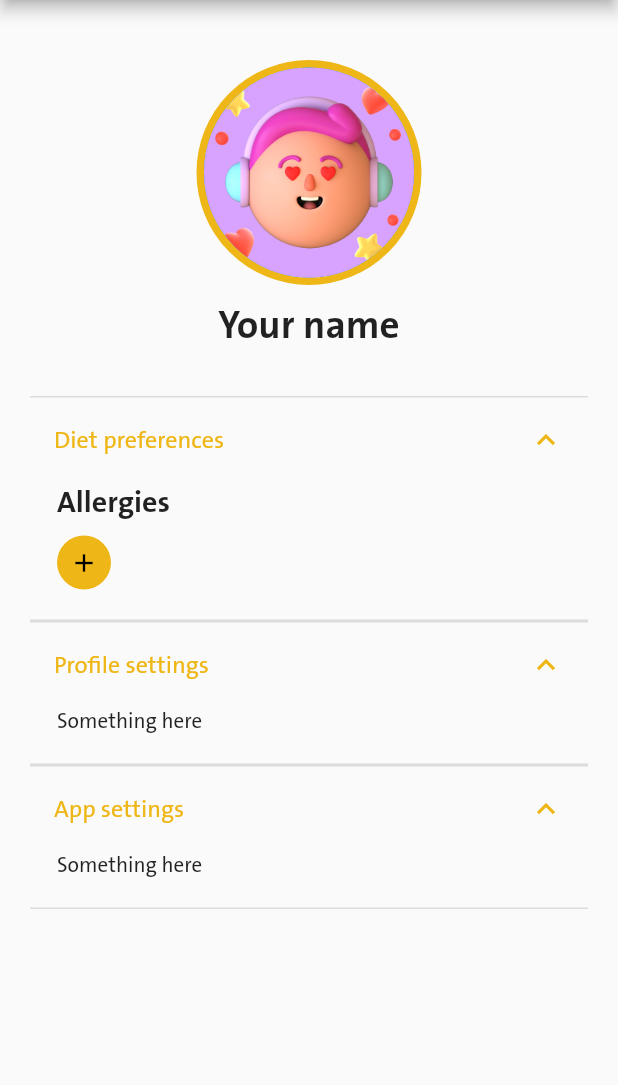
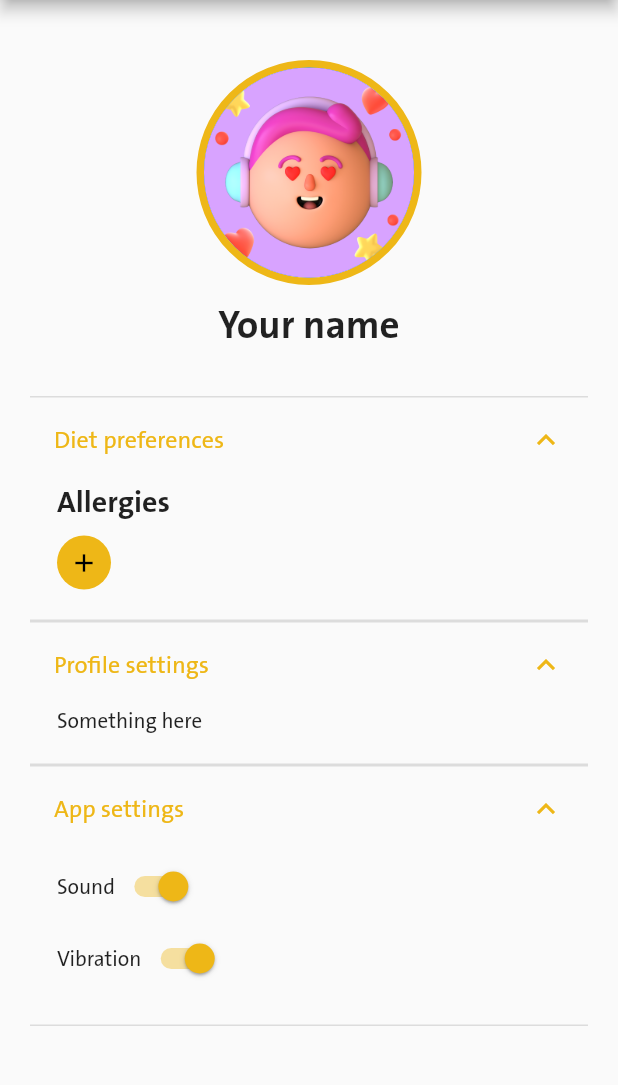
Before and after one commit to EditaAnomaly/S7-ASM-Jumbo-project, a Flutter app: the ProfilePage screen opened directly, after a tap on "Diet preferences", after a tap on "Profile settings", after a tap on "App settings", on a phone screen of 412 x 824 dp, the part 84-1169 px from its top. Run offline on Flutter 3.47's test engine with Material 2 defaults, Android fonts, the phone set to English and light mode, and no system bars; our stand-ins replace audioplayers, firebase_core, firebase_database, flutter_bloc, sliding_up_panel; missing offline and left inert: arkit_plugin, fast_barcode_scanner, flutter_vibrate; accounts and stored records are empty; statements that could not run were skipped.

Commit message:
Settings
sound and vibration switches

```diff
--- a/lib/main.dart
+++ b/lib/main.dart
@@ -1,7 +1,6 @@
 import 'package:flutter/material.dart';
 import 'dart:io' show Platform;
 import 'package:flutter_bloc/flutter_bloc.dart';
-import 'package:jumbo_app_flutter/pages/arkit_page.dart';
 import 'cubit/bottom_nav_cubit.dart';
 import 'pages/basket_page.dart';
 import 'pages/catalogue_page.dart';
--- a/lib/pages/profile_page.dart
+++ b/lib/pages/profile_page.dart
@@ -1,4 +1,5 @@
 import 'package:flutter/material.dart';
+import 'package:jumbo_app_flutter/services/settings.service.dart';
 import 'package:jumbo_app_flutter/widgets/preferences/preference_selector.dart';
 import 'package:jumbo_app_flutter/widgets/appbar.dart';
 
@@ -72,9 +73,8 @@ class _CollapseTileState extends State<CollapseTile> {
   Widget build(BuildContext context) {
     return Expanded(
       child: SingleChildScrollView(
-        child: Column(
-          children: const <Widget>[
-            ExpansionTile(
+        child: Column(children: <Widget>[
+          const ExpansionTile(
             textColor: Color(0xffEEB717),
             iconColor: Color(0xffEEB717),
             collapsedTextColor: Colors.black,
@@ -84,7 +84,7 @@ class _CollapseTileState extends State<CollapseTile> {
             title: Text('Diet preferences'),
             children: [PreferenceSelector()],
           ),
-            ExpansionTile(
+          const ExpansionTile(
             textColor: Color(0xffEEB717),
             iconColor: Color(0xffEEB717),
             collapsedTextColor: Colors.black,
@@ -95,18 +95,45 @@ class _CollapseTileState extends State<CollapseTile> {
             children: [Text("Something here")],
           ),
           ExpansionTile(
-              textColor: Color(0xffEEB717),
-              iconColor: Color(0xffEEB717),
+            textColor: const Color(0xffEEB717),
+            iconColor: const Color(0xffEEB717),
             collapsedTextColor: Colors.black,
             collapsedIconColor: Colors.black,
             expandedAlignment: Alignment.centerLeft,
-              childrenPadding: EdgeInsets.only(left: 18.0, bottom: 20),
-              title: Text('App settings'),
-              children: [Text("Something here")],
-            ),
+            childrenPadding: const EdgeInsets.only(left: 18.0, bottom: 20),
+            title: const Text('App settings'),
+            children: [
+              Row(children: [
+                const Text("Sound"),
+                buildSoundSwitch(),
+              ]),
+              Row(children: [const Text("Vibration"), buildVibrationSwitch()])
             ],
           ),
+        ]),
       ),
     );
   }
+
+  Widget buildSoundSwitch() => Transform.scale(
+        scale: 1,
+        child: Switch.adaptive(
+          activeColor: const Color(0xffEEB717),
+          activeTrackColor: const Color(0xffEEB717).withOpacity(0.4),
+          value: SettingsService.isSoundOn,
+          onChanged: (value) =>
+              setState(() => SettingsService.isSoundOn = value),
+        ),
+      );
+
+  Widget buildVibrationSwitch() => Transform.scale(
+        scale: 1,
+        child: Switch.adaptive(
+          activeColor: const Color(0xffEEB717),
+          activeTrackColor: const Color(0xffEEB717).withOpacity(0.4),
+          value: SettingsService.isVibrationOn,
+          onChanged: (value) =>
+              setState(() => SettingsService.isVibrationOn = value),
+        ),
+      );
 }
--- /dev/null
+++ b/lib/services/settings.service.dart
@@ -0,0 +1,4 @@
+class SettingsService {
+  static bool isSoundOn = true;
+  static bool isVibrationOn = true;
+}
--- a/lib/widgets/basket/basket_panel.dart
+++ b/lib/widgets/basket/basket_panel.dart
@@ -41,7 +41,7 @@ class BasketPanel extends StatelessWidget {
             child: SliderIndicator(),
           ),
           if (Basket.items.isEmpty) ...[
-            EmptyBasket(),
+            const EmptyBasket(),
           ] else ...[
             Expanded(
               child: BasketList(
--- a/lib/widgets/products/empty_basket.dart
+++ b/lib/widgets/products/empty_basket.dart
@@ -3,6 +3,8 @@ import 'package:flutter/material.dart';
 // import 'package:jumbo_app_flutter/widgets/products/basket_item_cell.dart';
 
 class EmptyBasket extends StatefulWidget {
+  const EmptyBasket({super.key});
+
   @override
   State<StatefulWidget> createState() => _EmptyBasketState();
 }
```
Also changed, not shown: lib/pages/basket_page.dart (+13 -0 lines), lib/widgets/basket/barcode_scanner.dart (+0 -19 lines), lib/widgets/preferences/preference_selector.dart (+0 -7 lines). Lines whose indentation alone changed are shown as unchanged.
